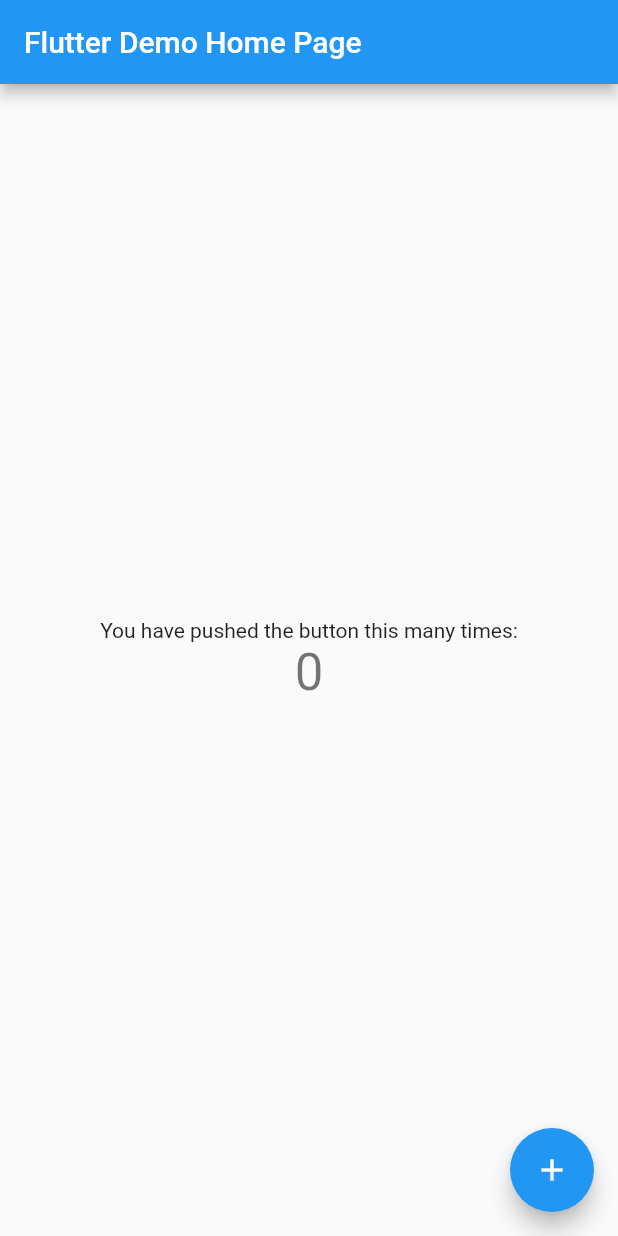
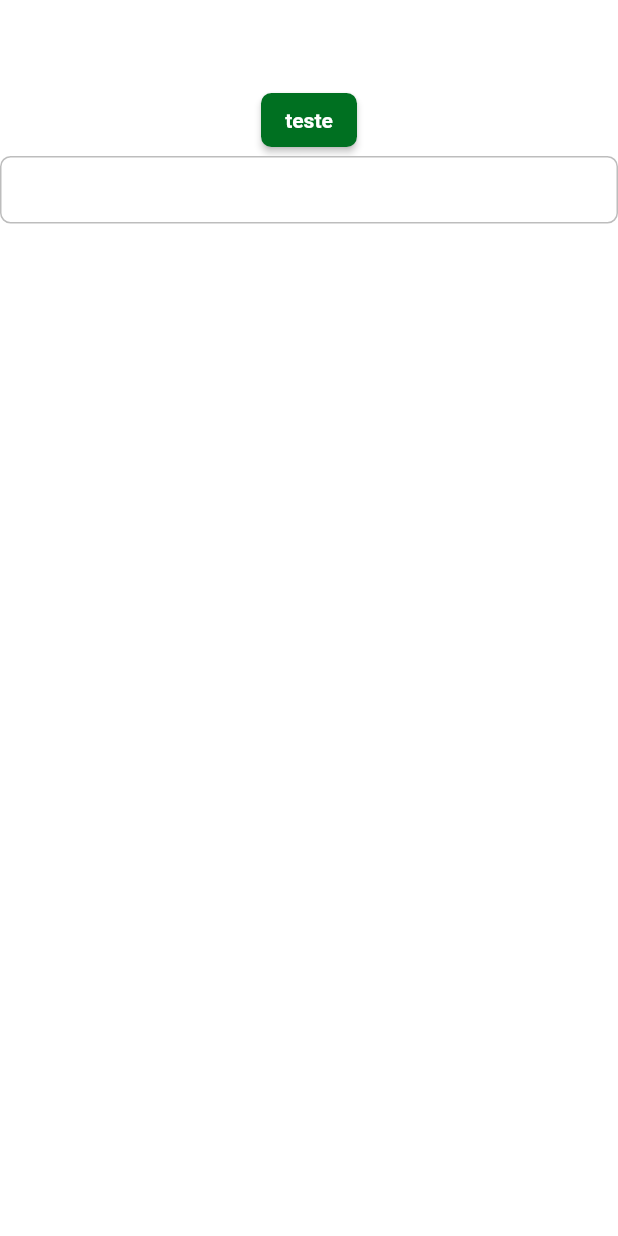
Before and after one commit to Ruberson1/flutter-delivery, a Flutter app: the screen it shows after launch, on a phone screen of 412 x 824 dp. Run offline on Flutter 3.47's test engine with Material 2 defaults, Android fonts, the phone set to English and light mode, and no system bars; Roboto replaces fonts that are missing (mplus1).

Commit message:
segundo commit

```diff
--- /dev/null
+++ b/lib/app/core/ui/styles/app_styles.dart
@@ -0,0 +1,27 @@
+import 'package:flutter/material.dart';
+
+import 'colors_app.dart';
+import 'text_styles.dart';
+
+class AppStyles {
+  static AppStyles? _instance;
+
+  AppStyles._();
+
+  static AppStyles get i {
+    _instance ??= AppStyles._();
+    return _instance!;
+  }
+
+  ButtonStyle get primaryButton => ElevatedButton.styleFrom(
+        shape: RoundedRectangleBorder(
+          borderRadius: BorderRadius.circular(7),
+        ),
+        backgroundColor: ColorsApp.i.primary,
+        textStyle: TextStyles.i.textButtonLabel,
+      );
+}
+
+extension AppStyleExtensions on BuildContext {
+  AppStyles get appStyles => AppStyles.i;
+}
--- /dev/null
+++ b/lib/app/core/ui/styles/colors_app.dart
@@ -0,0 +1,19 @@
+import 'package:flutter/material.dart';
+
+class ColorsApp {
+  static ColorsApp? _instance;
+
+  ColorsApp._();
+
+  static ColorsApp get i {
+    _instance ??= ColorsApp._();
+    return _instance!;
+  }
+
+  Color get primary => const Color(0XFF007021);
+  Color get secondary => const Color(0XFFF88B0C);
+}
+
+extension ColorsAppExtensions on BuildContext {
+  ColorsApp get colors => ColorsApp.i;
+}
--- /dev/null
+++ b/lib/app/core/ui/theme/theme_config.dart
@@ -0,0 +1,36 @@
+import 'package:flutter/material.dart';
+
+import '../styles/app_styles.dart';
+import '../styles/colors_app.dart';
+
+class ThemeConfig {
+  static final _defaultInputBorder = OutlineInputBorder(
+    borderRadius: BorderRadius.circular(7),
+    borderSide: BorderSide(color: Colors.grey[400]!),
+  );
+  ThemeConfig._();
+  static final theme = ThemeData(
+    scaffoldBackgroundColor: Colors.white,
+    appBarTheme: const AppBarTheme(
+        backgroundColor: Colors.white,
+        elevation: 0,
+        centerTitle: true,
+        iconTheme: IconThemeData(color: Colors.black)),
+    primaryColor: ColorsApp.i.primary,
+    colorScheme: ColorScheme.fromSeed(
+      seedColor: ColorsApp.i.primary,
+      primary: ColorsApp.i.primary,
+      secondary: ColorsApp.i.secondary,
+    ),
+    elevatedButtonTheme:
+        ElevatedButtonThemeData(style: AppStyles.i.primaryButton),
+    inputDecorationTheme: InputDecorationTheme(
+        fillColor: Colors.white,
+        filled: true,
+        isDense: true,
+        contentPadding: const EdgeInsets.all(13),
+        border: _defaultInputBorder,
+        enabledBorder: _defaultInputBorder,
+        focusedBorder: _defaultInputBorder),
+  );
+}
--- /dev/null
+++ b/lib/app/dw9_delivery_app.dart
@@ -0,0 +1,18 @@
+import 'package:flutter/material.dart';
+import 'package:vakinha_delivery/app/core/ui/theme/theme_config.dart';
+import 'package:vakinha_delivery/app/pages/splash/splash_page.dart';
+
+class Dw9DeliveryApp extends StatelessWidget {
+  const Dw9DeliveryApp({super.key});
+
+  @override
+  Widget build(BuildContext context) {
+    return MaterialApp(
+      title: 'Delivery App',
+      theme: ThemeConfig.theme,
+      routes: {
+        '/': (context) => const SplashPage(),
+      },
+    );
+  }
+}
--- /dev/null
+++ b/lib/app/pages/splash/splash_page.dart
@@ -0,0 +1,23 @@
+import 'package:flutter/material.dart';
+import 'package:vakinha_delivery/app/core/ui/styles/app_styles.dart';
+import 'package:vakinha_delivery/app/core/ui/styles/colors_app.dart';
+
+class SplashPage extends StatelessWidget {
+  const SplashPage({super.key});
+
+  @override
+  Widget build(BuildContext context) {
+    return Scaffold(
+      appBar: AppBar(
+        title: const Text('Splash'),
+      ),
+      body: Column(
+        children: [
+          Container(),
+          ElevatedButton(onPressed: () {}, child: const Text('teste')),
+          TextFormField()
+        ],
+      ),
+    );
+  }
+}
--- a/lib/main.dart
+++ b/lib/main.dart
@@ -1,115 +1,6 @@
 import 'package:flutter/material.dart';
+import 'package:vakinha_delivery/app/dw9_delivery_app.dart';
 
 void main() {
-  runApp(const MyApp());
+  runApp(const Dw9DeliveryApp());
 }
-
-class MyApp extends StatelessWidget {
-  const MyApp({super.key});
-
-  // This widget is the root of your application.
-  @override
-  Widget build(BuildContext context) {
-    return MaterialApp(
-      title: 'Flutter Demo',
-      theme: ThemeData(
-        // This is the theme of your application.
-        //
-        // Try running your application with "flutter run". You'll see the
-        // application has a blue toolbar. Then, without quitting the app, try
-        // changing the primarySwatch below to Colors.green and then invoke
-        // "hot reload" (press "r" in the console where you ran "flutter run",
-        // or simply save your changes to "hot reload" in a Flutter IDE).
-        // Notice that the counter didn't reset back to zero; the application
-        // is not restarted.
-        primarySwatch: Colors.blue,
-      ),
-      home: const MyHomePage(title: 'Flutter Demo Home Page'),
-    );
-  }
-}
-
-class MyHomePage extends StatefulWidget {
-  const MyHomePage({super.key, required this.title});
-
-  // This widget is the home page of your application. It is stateful, meaning
-  // that it has a State object (defined below) that contains fields that affect
-  // how it looks.
-
-  // This class is the configuration for the state. It holds the values (in this
-  // case the title) provided by the parent (in this case the App widget) and
-  // used by the build method of the State. Fields in a Widget subclass are
-  // always marked "final".
-
-  final String title;
-
-  @override
-  State<MyHomePage> createState() => _MyHomePageState();
-}
-
-class _MyHomePageState extends State<MyHomePage> {
-  int _counter = 0;
-
-  void _incrementCounter() {
-    setState(() {
-      // This call to setState tells the Flutter framework that something has
-      // changed in this State, which causes it to rerun the build method below
-      // so that the display can reflect the updated values. If we changed
-      // _counter without calling setState(), then the build method would not be
-      // called again, and so nothing would appear to happen.
-      _counter++;
-    });
-  }
-
-  @override
-  Widget build(BuildContext context) {
-    // This method is rerun every time setState is called, for instance as done
-    // by the _incrementCounter method above.
-    //
-    // The Flutter framework has been optimized to make rerunning build methods
-    // fast, so that you can just rebuild anything that needs updating rather
-    // than having to individually change instances of widgets.
-    return Scaffold(
-      appBar: AppBar(
-        // Here we take the value from the MyHomePage object that was created by
-        // the App.build method, and use it to set our appbar title.
-        title: Text(widget.title),
-      ),
-      body: Center(
-        // Center is a layout widget. It takes a single child and positions it
-        // in the middle of the parent.
-        child: Column(
-          // Column is also a layout widget. It takes a list of children and
-          // arranges them vertically. By default, it sizes itself to fit its
-          // children horizontally, and tries to be as tall as its parent.
-          //
-          // Invoke "debug painting" (press "p" in the console, choose the
-          // "Toggle Debug Paint" action from the Flutter Inspector in Android
-          // Studio, or the "Toggle Debug Paint" command in Visual Studio Code)
-          // to see the wireframe for each widget.
-          //
-          // Column has various properties to control how it sizes itself and
-          // how it positions its children. Here we use mainAxisAlignment to
-          // center the children vertically; the main axis here is the vertical
-          // axis because Columns are vertical (the cross axis would be
-          // horizontal).
-          mainAxisAlignment: MainAxisAlignment.center,
-          children: <Widget>[
-            const Text(
-              'You have pushed the button this many times:',
-            ),
-            Text(
-              '$_counter',
-              style: Theme.of(context).textTheme.headline4,
-            ),
-          ],
-        ),
-      ),
-      floatingActionButton: FloatingActionButton(
-        onPressed: _incrementCounter,
-        tooltip: 'Increment',
-        child: const Icon(Icons.add),
-      ), // This trailing comma makes auto-formatting nicer for build methods.
-    );
-  }
-}
```
Also changed, not shown: lib/app/core/ui/styles/text_styles.dart (added, +32 -0 lines), 1 other file.
